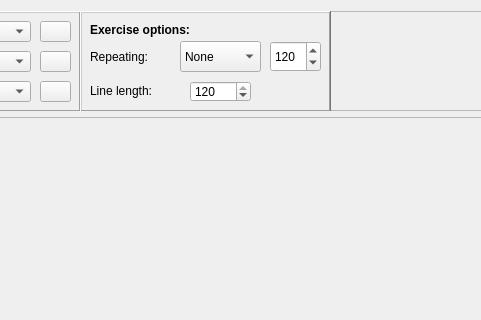
This is ui/packview.ui in Open-Typer/Open-Typer as Qt 5 draws it before an edit; both pictures show x 371 to 852 and y 0 to 320 of the 1088 by 746 pixel window. The edited form follows.
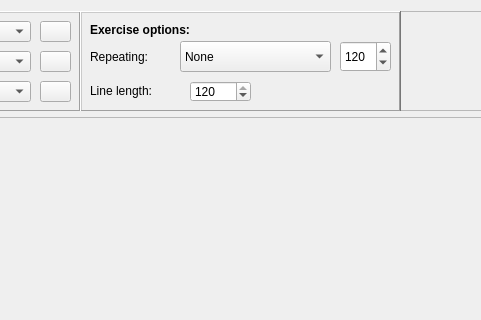
This is the edited form. Icons and pictures are not drawn.

Commit message: ui: packview: Make exercisePropsFrame larger

Patch:
```diff
--- a/ui/packview.ui
+++ b/ui/packview.ui
@@ -487,7 +487,7 @@
        <rect>
         <x>440</x>
         <y>0</y>
-        <width>251</width>
+        <width>321</width>
         <height>101</height>
        </rect>
       </property>
@@ -534,7 +534,7 @@
         <rect>
          <x>100</x>
          <y>30</y>
-         <width>81</width>
+         <width>151</width>
          <height>31</height>
         </rect>
        </property>
@@ -587,7 +587,7 @@
       <widget class="QSpinBox" name="repeatLengthBox">
        <property name="geometry">
         <rect>
-         <x>190</x>
+         <x>260</x>
          <y>30</y>
          <width>51</width>
          <height>31</height>
```
